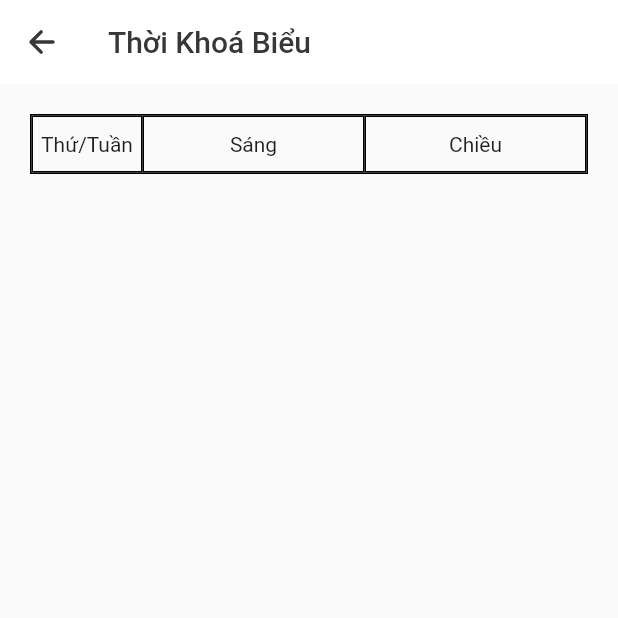
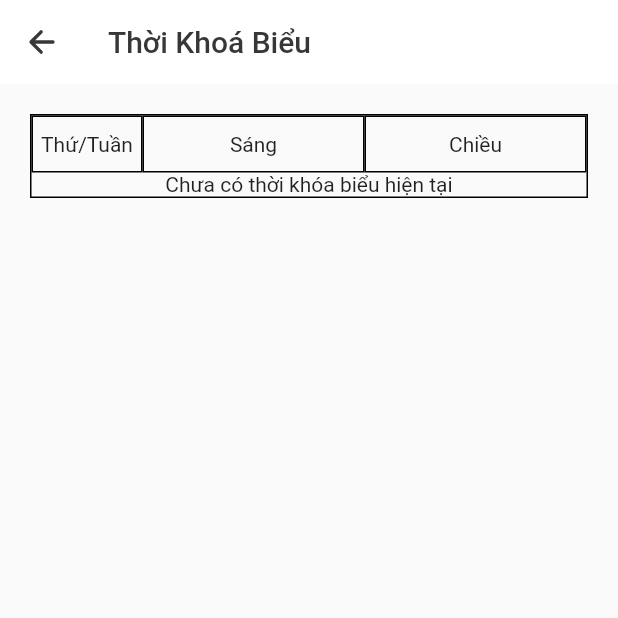
Before and after one commit to NguyenTienTung51056/QLSV-NHOM2-ST20A2A, a Flutter app: the MenuTableView screen opened by its route, on a phone screen of 412 x 824 dp, the top half of it. Run offline on Flutter 3.47's test engine with Material 2 defaults, Android fonts, the phone set to English and light mode, and no system bars; our stand-ins replace cached_network_image, carousel_slider, dio, firebase_core, firebase_messaging, flutter_secure_storage and 2 more; accounts and stored records are empty; network calls fail.

Commit message:
fix when menu_table is empty

```diff
--- a/lib/views/menu_table_view.dart
+++ b/lib/views/menu_table_view.dart
@@ -144,7 +144,11 @@ class MenuTableView extends StatelessWidget {
                                         )
                                       ],
                                     ))
-                            : Container())
+                            : Container(
+                          child: Center(
+                            child: Text("Chưa có thời khóa biểu hiện tại"),
+                          ),
+                        ))
                       ],
                     ),
                   )
```
